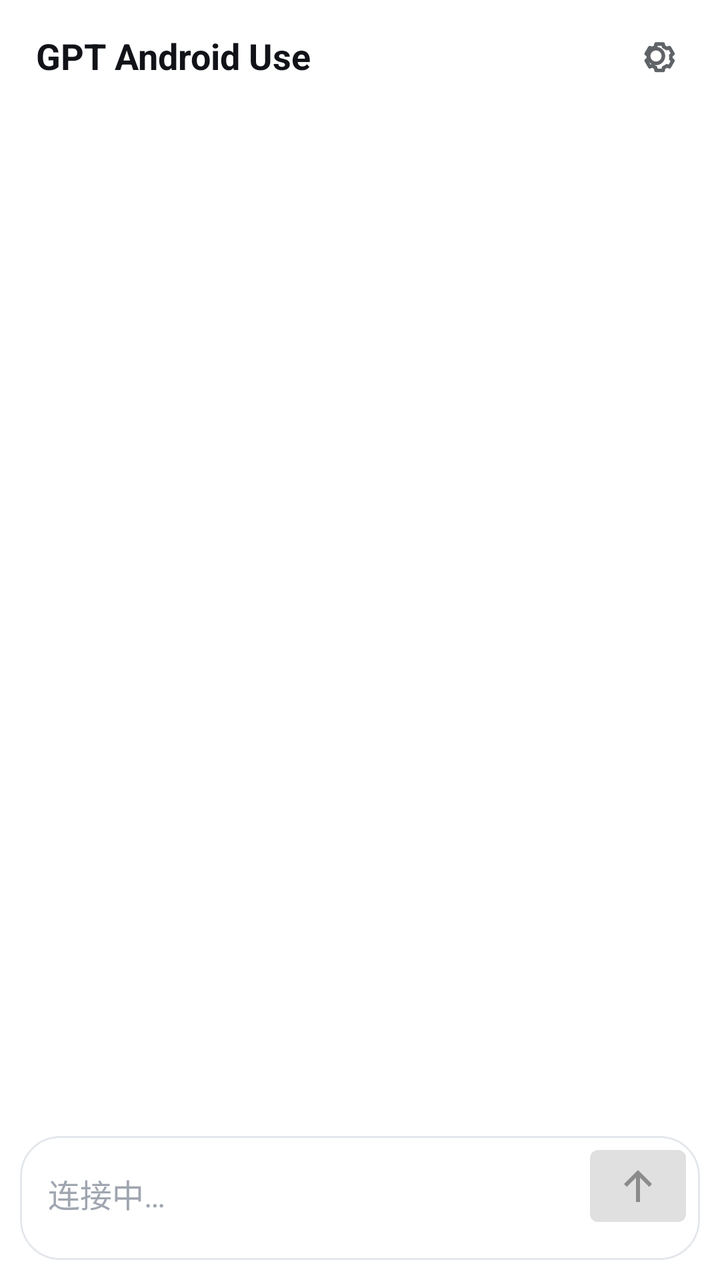
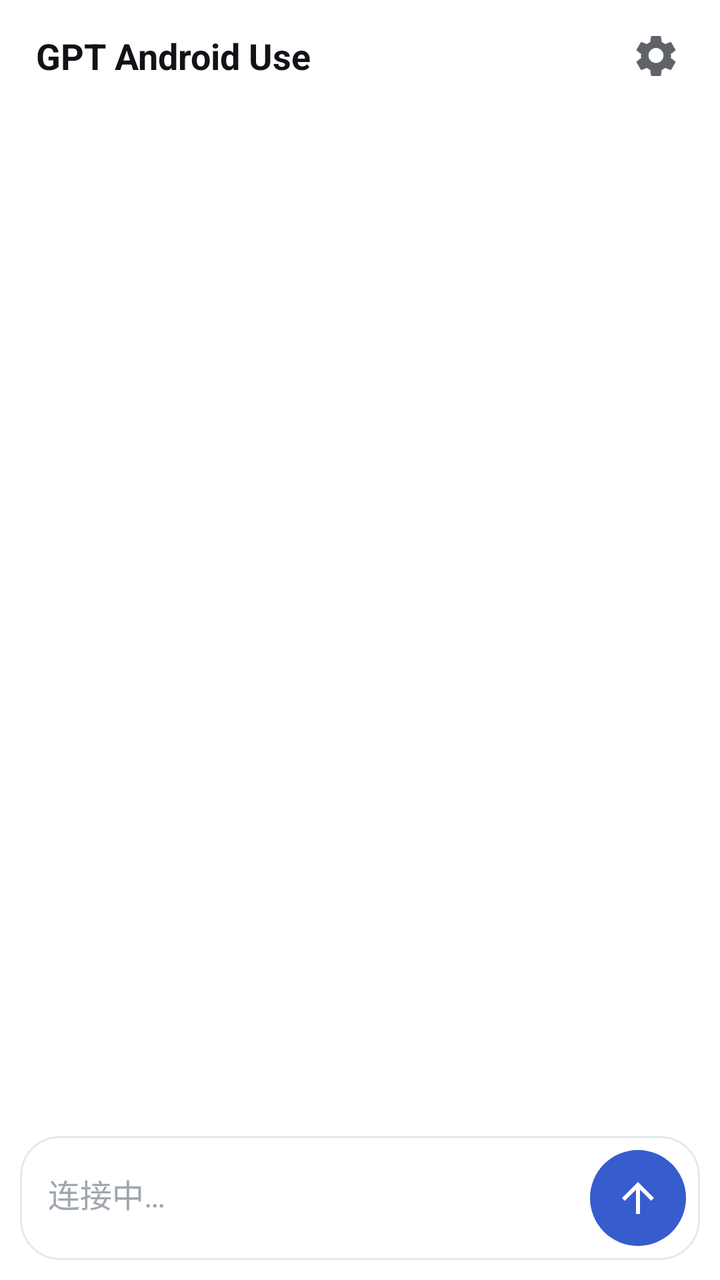

An Android layout rendered at two revisions. The XML below is the earlier revision; the diff shows what the commit changed to produce the second picture.
<!-- AndroidManifest.xml: application theme Theme.GPTAndroidUse -->
<!-- res/layout/activity_main.xml -->
<LinearLayout
    xmlns:android="http://schemas.android.com/apk/res/android"
    xmlns:app="http://schemas.android.com/apk/res-auto"
    android:layout_width="match_parent"
    android:layout_height="match_parent"
    android:background="#FFFFFF"
    android:orientation="vertical">

    <ProgressBar
        android:id="@+id/pageProgress"
        style="?android:attr/progressBarStyleHorizontal"
        android:layout_width="match_parent"
        android:layout_height="2dp"
        android:max="100"
        android:visibility="gone" />

    <FrameLayout
        android:id="@+id/webViewContainer"
        android:layout_width="match_parent"
        android:layout_height="0dp"
        android:layout_weight="1">

        <WebView
            android:id="@+id/chatWebView"
            android:layout_width="match_parent"
            android:layout_height="match_parent" />

        <LinearLayout
            android:id="@+id/nativeChatRoot"
            android:layout_width="match_parent"
            android:layout_height="match_parent"
            android:background="#FFFFFF"
            android:orientation="vertical">

            <LinearLayout
                android:layout_width="match_parent"
                android:layout_height="56dp"
                android:gravity="center_vertical"
                android:orientation="horizontal"
                android:paddingStart="18dp"
                android:paddingEnd="10dp">

                <TextView
                    android:layout_width="wrap_content"
                    android:layout_height="wrap_content"
                    android:text="GPT Android Use"
                    android:textColor="#111318"
                    android:textSize="18sp"
                    android:textStyle="bold" />

                <FrameLayout
                    android:id="@+id/connectionStatus"
                    android:layout_width="24dp"
                    android:layout_height="24dp"
                    android:layout_marginStart="8dp">

                    <ProgressBar
                        style="?android:attr/progressBarStyleSmall"
                        android:layout_width="16dp"
                        android:layout_height="16dp"
                        android:layout_gravity="center"
                        android:indeterminate="true"
                        android:contentDescription="正在连接" />

                </FrameLayout>

                <View
                    android:layout_width="0dp"
                    android:layout_height="1dp"
                    android:layout_weight="1" />

                <com.google.android.material.button.MaterialButton
                    android:id="@+id/settingsButton"
                    style="@style/Widget.MaterialComponents.Button.TextButton"
                    android:layout_width="44dp"
                    android:layout_height="44dp"
                    android:minWidth="0dp"
                    android:padding="10dp"
                    android:contentDescription="设置"
                    android:text=""
                    app:icon="@drawable/ic_settings_24"
                    app:iconGravity="textStart"
                    app:iconPadding="0dp"
                    app:iconTint="#5F6368"
                    app:iconSize="24dp" />

            </LinearLayout>

            <ScrollView
                android:id="@+id/nativeMessageScroll"
                android:layout_width="match_parent"
                android:layout_height="0dp"
                android:layout_weight="1"
                android:clipToPadding="false"
                android:fillViewport="true">

                <LinearLayout
                    android:id="@+id/nativeMessageList"
                    android:layout_width="match_parent"
                    android:layout_height="wrap_content"
                    android:orientation="vertical"
                    android:paddingStart="12dp"
                    android:paddingTop="10dp"
                    android:paddingEnd="12dp"
                    android:paddingBottom="18dp" />

            </ScrollView>

            <com.google.android.material.card.MaterialCardView
                android:layout_width="match_parent"
                android:layout_height="wrap_content"
                android:layout_marginStart="10dp"
                android:layout_marginEnd="10dp"
                android:layout_marginBottom="10dp"
                app:cardCornerRadius="20dp"
                app:cardElevation="0dp"
                app:strokeColor="#E4E7EC"
                app:strokeWidth="1dp">

                <LinearLayout
                    android:layout_width="match_parent"
                    android:layout_height="wrap_content"
                    android:gravity="bottom"
                    android:orientation="horizontal"
                    android:paddingStart="12dp"
                    android:paddingTop="7dp"
                    android:paddingEnd="7dp"
                    android:paddingBottom="7dp">

                    <EditText
                        android:id="@+id/nativeMessageInput"
                        android:layout_width="0dp"
                        android:layout_height="wrap_content"
                        android:layout_weight="1"
                        android:background="@android:color/transparent"
                        android:enabled="false"
                        android:gravity="top|start"
                        android:hint="连接中…"
                        android:imeOptions="actionSend"
                        android:inputType="textCapSentences|textMultiLine"
                        android:maxLines="6"
                        android:minHeight="48dp"
                        android:paddingStart="2dp"
                        android:paddingTop="10dp"
                        android:paddingEnd="6dp"
                        android:paddingBottom="10dp"
                        android:textColor="#111318"
                        android:textColorHint="#A0A6B0"
                        android:textSize="16sp" />

                    <com.google.android.material.button.MaterialButton
                        android:id="@+id/nativeStopButton"
                        style="@style/Widget.MaterialComponents.Button.OutlinedButton"
                        android:layout_width="wrap_content"
                        android:layout_height="48dp"
                        android:layout_marginStart="4dp"
                        android:minWidth="0dp"
                        android:text="停止"
                        android:textAllCaps="false"
                        android:visibility="gone" />

                    <com.google.android.material.button.MaterialButton
                        android:id="@+id/nativeSendButton"
                        android:layout_width="48dp"
                        android:layout_height="48dp"
                        android:layout_marginStart="4dp"
                        android:enabled="false"
                        android:minWidth="0dp"
                        android:padding="12dp"
                        android:contentDescription="发送"
                        android:text=""
                        app:icon="@drawable/ic_send_24"
                        app:iconGravity="textStart"
                        app:iconPadding="0dp"
                        app:iconSize="24dp" />

                </LinearLayout>

            </com.google.android.material.card.MaterialCardView>

        </LinearLayout>

    </FrameLayout>

</LinearLayout>
<!-- resources referenced by this layout -->
<resources>
  <!-- drawable ic_send_24 (drawable) -->
  <vector xmlns:android="http://schemas.android.com/apk/res/android"
      android:width="24dp"
      android:height="24dp"
      android:viewportWidth="24"
      android:viewportHeight="24">
      <path
          android:fillColor="#FFFFFFFF"
          android:pathData="M12,4l7,7l-1.4,1.4L13,7.8V20h-2V7.8l-4.6,4.6L5,11z"/>
  </vector>
  <!-- drawable ic_settings_24 (drawable) -->
  <vector xmlns:android="http://schemas.android.com/apk/res/android"
      android:width="24dp"
      android:height="24dp"
      android:viewportWidth="24"
      android:viewportHeight="24">
      <path
          android:fillColor="@android:color/transparent"
          android:strokeColor="#FF5F6368"
          android:strokeWidth="1.8"
          android:strokeLineCap="round"
          android:strokeLineJoin="round"
          android:pathData="M12,8.3a3.7,3.7 0,1 0,0 7.4a3.7,3.7 0,1 0,0 -7.4M19.4,13.5l1.1,0.8l-1.8,3.1l-1.3,-0.5c-0.5,0.4 -1,0.7 -1.6,0.9l-0.2,1.4h-3.6l-0.2,-1.4c-0.6,-0.2 -1.1,-0.5 -1.6,-0.9l-1.3,0.5l-1.8,-3.1l1.1,-0.8c-0.1,-0.6 -0.1,-1.2 0,-1.8l-1.1,-0.8l1.8,-3.1l1.3,0.5c0.5,-0.4 1,-0.7 1.6,-0.9l0.2,-1.4h3.6l0.2,1.4c0.6,0.2 1.1,0.5 1.6,0.9l1.3,-0.5l1.8,3.1l-1.1,0.8c0.1,0.6 0.1,1.2 0,1.8z"/>
  </vector>
  <style name="Theme.GPTAndroidUse" parent="Theme.MaterialComponents.DayNight.DarkActionBar">
          <item name="colorPrimary">@android:color/holo_blue_light</item>
          <item name="colorPrimaryVariant">@android:color/holo_blue_dark</item>
          <item name="colorSecondary">@android:color/holo_green_light</item>
      </style>
</resources>

<!-- the commit's change to res/layout/activity_main.xml (unified diff, before → after) -->
@@ -69,20 +69,16 @@
                     android:layout_height="1dp"
                     android:layout_weight="1" />
 
-                <com.google.android.material.button.MaterialButton
+                <ImageButton
                     android:id="@+id/settingsButton"
-                    style="@style/Widget.MaterialComponents.Button.TextButton"
                     android:layout_width="44dp"
                     android:layout_height="44dp"
-                    android:minWidth="0dp"
+                    android:background="?attr/selectableItemBackgroundBorderless"
+                    android:contentDescription="设置"
                     android:padding="10dp"
-                    android:contentDescription="设置"
-                    android:text=""
-                    app:icon="@drawable/ic_settings_24"
-                    app:iconGravity="textStart"
-                    app:iconPadding="0dp"
-                    app:iconTint="#5F6368"
-                    app:iconSize="24dp" />
+                    android:scaleType="centerInside"
+                    android:src="@drawable/ic_settings_24"
+                    android:tint="#5F6368" />
 
             </LinearLayout>
 
@@ -159,20 +155,18 @@
                         android:textAllCaps="false"
                         android:visibility="gone" />
 
-                    <com.google.android.material.button.MaterialButton
+                    <ImageButton
                         android:id="@+id/nativeSendButton"
                         android:layout_width="48dp"
                         android:layout_height="48dp"
                         android:layout_marginStart="4dp"
+                        android:background="@drawable/bg_send_button"
+                        android:contentDescription="发送"
                         android:enabled="false"
-                        android:minWidth="0dp"
                         android:padding="12dp"
-                        android:contentDescription="发送"
-                        android:text=""
-                        app:icon="@drawable/ic_send_24"
-                        app:iconGravity="textStart"
-                        app:iconPadding="0dp"
-                        app:iconSize="24dp" />
+                        android:scaleType="centerInside"
+                        android:src="@drawable/ic_send_24"
+                        android:tint="#FFFFFF" />
 
                 </LinearLayout>
 
<!-- resource entries referenced after the edit -->
@@ -1,5 +1,18 @@
 <!-- resources referenced by this layout -->
 <resources>
+  <!-- drawable bg_send_button (drawable) -->
+  <selector xmlns:android="http://schemas.android.com/apk/res/android">
+      <item android:state_enabled="false">
+          <shape android:shape="oval">
+              <solid android:color="#D7DAE0" />
+          </shape>
+      </item>
+      <item>
+          <shape android:shape="oval">
+              <solid android:color="#365CCD" />
+          </shape>
+      </item>
+  </selector>
   <!-- drawable ic_send_24 (drawable) -->
   <vector xmlns:android="http://schemas.android.com/apk/res/android"
       android:width="24dp"
@@ -8,7 +21,7 @@
       android:viewportHeight="24">
       <path
           android:fillColor="#FFFFFFFF"
-          android:pathData="M12,4l7,7l-1.4,1.4L13,7.8V20h-2V7.8l-4.6,4.6L5,11z"/>
+          android:pathData="M4,12l1.41,1.41L11,7.83V20h2V7.83l5.59,5.58L20,12l-8,-8z" />
   </vector>
   <!-- drawable ic_settings_24 (drawable) -->
   <vector xmlns:android="http://schemas.android.com/apk/res/android"
@@ -17,12 +30,8 @@
       android:viewportWidth="24"
       android:viewportHeight="24">
       <path
-          android:fillColor="@android:color/transparent"
-          android:strokeColor="#FF5F6368"
-          android:strokeWidth="1.8"
-          android:strokeLineCap="round"
-          android:strokeLineJoin="round"
-          android:pathData="M12,8.3a3.7,3.7 0,1 0,0 7.4a3.7,3.7 0,1 0,0 -7.4M19.4,13.5l1.1,0.8l-1.8,3.1l-1.3,-0.5c-0.5,0.4 -1,0.7 -1.6,0.9l-0.2,1.4h-3.6l-0.2,-1.4c-0.6,-0.2 -1.1,-0.5 -1.6,-0.9l-1.3,0.5l-1.8,-3.1l1.1,-0.8c-0.1,-0.6 -0.1,-1.2 0,-1.8l-1.1,-0.8l1.8,-3.1l1.3,0.5c0.5,-0.4 1,-0.7 1.6,-0.9l0.2,-1.4h3.6l0.2,1.4c0.6,0.2 1.1,0.5 1.6,0.9l1.3,-0.5l1.8,3.1l-1.1,0.8c0.1,0.6 0.1,1.2 0,1.8z"/>
+          android:fillColor="#FFFFFFFF"
+          android:pathData="M19.43,12.98c0.04,-0.32 0.07,-0.65 0.07,-0.98s-0.03,-0.66 -0.07,-0.98l2.11,-1.65c0.19,-0.15 0.24,-0.42 0.12,-0.64l-2,-3.46c-0.12,-0.22 -0.37,-0.31 -0.6,-0.22l-2.49,1c-0.52,-0.4 -1.08,-0.73 -1.69,-0.98L14.5,2.42C14.46,2.18 14.25,2 14,2h-4c-0.25,0 -0.46,0.18 -0.5,0.42L9.12,5.07c-0.61,0.25 -1.17,0.58 -1.69,0.98l-2.49,-1c-0.23,-0.09 -0.48,0 -0.6,0.22l-2,3.46c-0.12,0.22 -0.07,0.49 0.12,0.64l2.11,1.65c-0.04,0.32 -0.07,0.65 -0.07,0.98s0.03,0.66 0.07,0.98l-2.11,1.65c-0.19,0.15 -0.24,0.42 -0.12,0.64l2,3.46c0.12,0.22 0.37,0.31 0.6,0.22l2.49,-1c0.52,0.4 1.08,0.73 1.69,0.98l0.38,2.65c0.04,0.24 0.25,0.42 0.5,0.42h4c0.25,0 0.46,-0.18 0.5,-0.42l0.38,-2.65c0.61,-0.25 1.17,-0.58 1.69,-0.98l2.49,1c0.23,0.09 0.48,0 0.6,-0.22l2,-3.46c0.12,-0.22 0.07,-0.49 -0.12,-0.64zM12,15.5A3.5,3.5 0,1 1,12 8a3.5,3.5 0,0 1,0 7.5z" />
   </vector>
   <style name="Theme.GPTAndroidUse" parent="Theme.MaterialComponents.DayNight.DarkActionBar">
           <item name="colorPrimary">@android:color/holo_blue_light</item>
